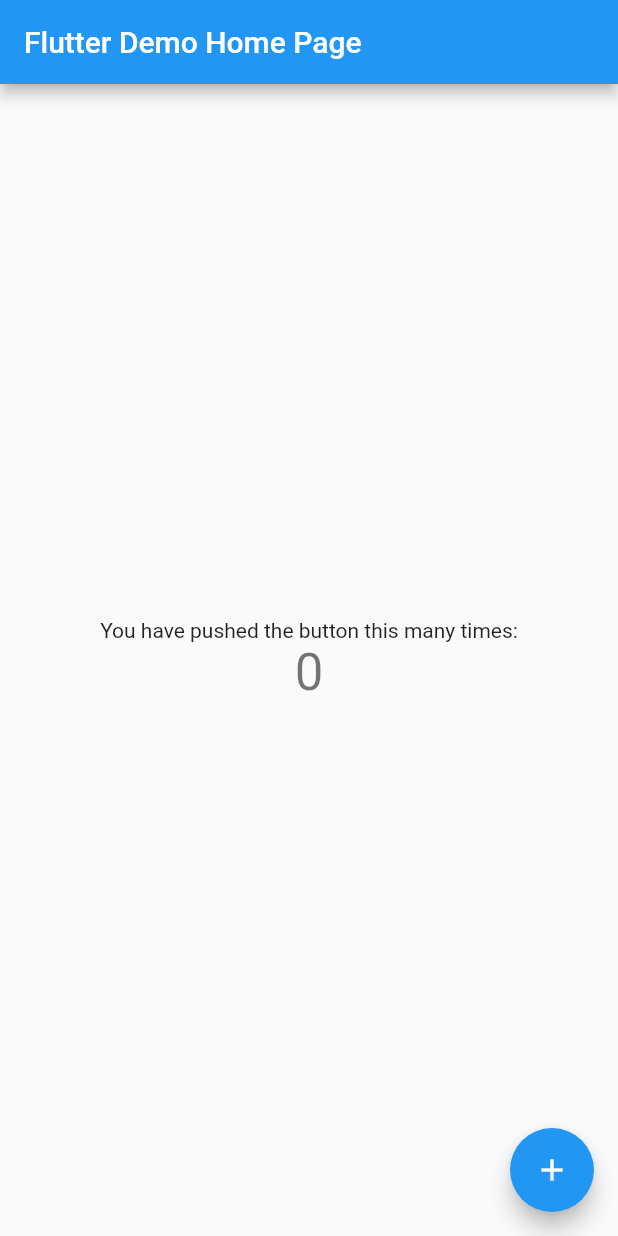
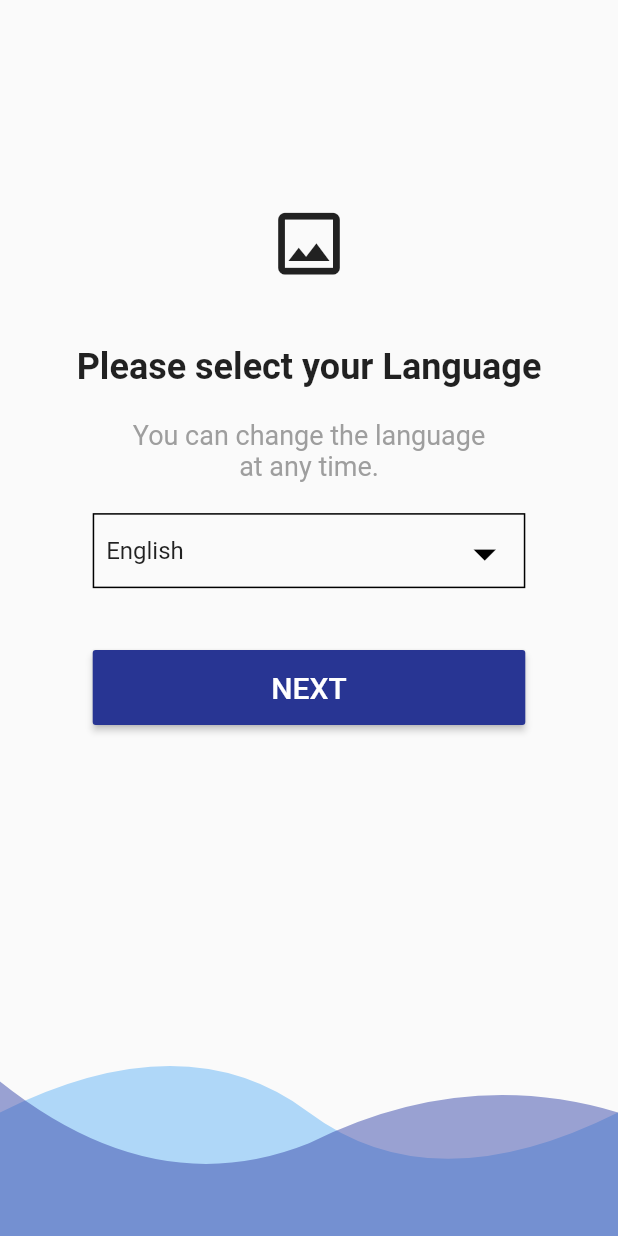
Before and after one commit to ArerehRaj/liveasy_test_app, a Flutter app: the screen it shows after launch, on a phone screen of 412 x 824 dp. Run offline on Flutter 3.47's test engine with Material 2 defaults, Android fonts, the phone set to English and light mode, and no system bars; our stand-ins replace firebase_auth, firebase_core; accounts and stored records are empty.

Commit message:
Added firebase libraries. Designed the UI screen for first page i.e. selecting a language

```diff
--- a/lib/main.dart
+++ b/lib/main.dart
@@ -1,115 +1,44 @@
 import 'package:flutter/material.dart';
+import 'package:firebase_core/firebase_core.dart';
+import 'package:firebase_auth/firebase_auth.dart';
+import './screens/select_language_screen.dart';
 
-void main() {
+void main() async {
+  WidgetsFlutterBinding.ensureInitialized();
+  await Firebase.initializeApp();
   runApp(const MyApp());
 }
 
 class MyApp extends StatelessWidget {
   const MyApp({Key? key}) : super(key: key);
 
-  // This widget is the root of your application.
   @override
   Widget build(BuildContext context) {
     return MaterialApp(
-      title: 'Flutter Demo',
+      title: 'Liveasy App',
       theme: ThemeData(
-        // This is the theme of your application.
-        //
-        // Try running your application with "flutter run". You'll see the
-        // application has a blue toolbar. Then, without quitting the app, try
-        // changing the primarySwatch below to Colors.green and then invoke
-        // "hot reload" (press "r" in the console where you ran "flutter run",
-        // or simply save your changes to "hot reload" in a Flutter IDE).
-        // Notice that the counter didn't reset back to zero; the application
-        // is not restarted.
         primarySwatch: Colors.blue,
       ),
-      home: const MyHomePage(title: 'Flutter Demo Home Page'),
+      home: StreamBuilder(
+        stream: FirebaseAuth.instance.authStateChanges(),
+        builder: (ctx, userSnapShot) {
+          if (userSnapShot.connectionState == ConnectionState.waiting) {
+            return const Center(
+              child: CircularProgressIndicator(),
+            );
+          }
+
+          if (userSnapShot.hasData) {
+            // return const UserProfileScreen();
+            return Container(
+              alignment: Alignment.center,
+              child: const Text('Home'),
+            );
+          }
+
+          return const SelectLanguageScreen();
+        },
+      ),
     );
   }
 }
-
-class MyHomePage extends StatefulWidget {
-  const MyHomePage({Key? key, required this.title}) : super(key: key);
-
-  // This widget is the home page of your application. It is stateful, meaning
-  // that it has a State object (defined below) that contains fields that affect
-  // how it looks.
-
-  // This class is the configuration for the state. It holds the values (in this
-  // case the title) provided by the parent (in this case the App widget) and
-  // used by the build method of the State. Fields in a Widget subclass are
-  // always marked "final".
-
-  final String title;
-
-  @override
-  State<MyHomePage> createState() => _MyHomePageState();
-}
-
-class _MyHomePageState extends State<MyHomePage> {
-  int _counter = 0;
-
-  void _incrementCounter() {
-    setState(() {
-      // This call to setState tells the Flutter framework that something has
-      // changed in this State, which causes it to rerun the build method below
-      // so that the display can reflect the updated values. If we changed
-      // _counter without calling setState(), then the build method would not be
-      // called again, and so nothing would appear to happen.
-      _counter++;
-    });
-  }
-
-  @override
-  Widget build(BuildContext context) {
-    // This method is rerun every time setState is called, for instance as done
-    // by the _incrementCounter method above.
-    //
-    // The Flutter framework has been optimized to make rerunning build methods
-    // fast, so that you can just rebuild anything that needs updating rather
-    // than having to individually change instances of widgets.
-    return Scaffold(
-      appBar: AppBar(
-        // Here we take the value from the MyHomePage object that was created by
-        // the App.build method, and use it to set our appbar title.
-        title: Text(widget.title),
-      ),
-      body: Center(
-        // Center is a layout widget. It takes a single child and positions it
-        // in the middle of the parent.
-        child: Column(
-          // Column is also a layout widget. It takes a list of children and
-          // arranges them vertically. By default, it sizes itself to fit its
-          // children horizontally, and tries to be as tall as its parent.
-          //
-          // Invoke "debug painting" (press "p" in the console, choose the
-          // "Toggle Debug Paint" action from the Flutter Inspector in Android
-          // Studio, or the "Toggle Debug Paint" command in Visual Studio Code)
-          // to see the wireframe for each widget.
-          //
-          // Column has various properties to control how it sizes itself and
-          // how it positions its children. Here we use mainAxisAlignment to
-          // center the children vertically; the main axis here is the vertical
-          // axis because Columns are vertical (the cross axis would be
-          // horizontal).
-          mainAxisAlignment: MainAxisAlignment.center,
-          children: <Widget>[
-            const Text(
-              'You have pushed the button this many times:',
-            ),
-            Text(
-              '$_counter',
-              style: Theme.of(context).textTheme.headline4,
-            ),
-          ],
-        ),
-      ),
-      floatingActionButton: FloatingActionButton(
-        onPressed: _incrementCounter,
-        tooltip: 'Increment',
-        child: const Icon(Icons.add),
-      ), // This trailing comma makes auto-formatting nicer for build methods.
-    );
-  }
-}
--- /dev/null
+++ b/lib/screens/select_language_screen.dart
@@ -0,0 +1,183 @@
+import 'package:flutter/material.dart';
+
+class SelectLanguageScreen extends StatefulWidget {
+  const SelectLanguageScreen({Key? key}) : super(key: key);
+
+  @override
+  State<SelectLanguageScreen> createState() => _SelectLanguageScreenState();
+}
+
+class _SelectLanguageScreenState extends State<SelectLanguageScreen> {
+  @override
+  Widget build(BuildContext context) {
+    final deviceSize = MediaQuery.of(context).size;
+    List items = [
+      'English',
+      'Hindi',
+      'Tamil',
+      'Gujarati',
+    ];
+
+    String? optionValue = items[0];
+
+    return Scaffold(
+      body: Container(
+        height: deviceSize.height,
+        alignment: Alignment.center,
+        child: Column(
+          mainAxisAlignment: MainAxisAlignment.center,
+          children: [
+            const Spacer(),
+            const Icon(
+              Icons.insert_photo_outlined,
+              size: 55,
+            ),
+            SizedBox(
+              height: deviceSize.height * 0.05,
+            ),
+            const Text(
+              'Please select your Language',
+              style: TextStyle(
+                fontWeight: FontWeight.bold,
+                fontSize: 24,
+              ),
+            ),
+            SizedBox(
+              height: deviceSize.height * 0.025,
+            ),
+            const Text(
+              'You can change the language \nat any time.',
+              style: TextStyle(
+                color: Colors.grey,
+                fontSize: 18,
+              ),
+              textAlign: TextAlign.center,
+            ),
+            SizedBox(
+              height: deviceSize.height * 0.025,
+            ),
+            Container(
+              width: deviceSize.width * 0.7,
+              height: 50,
+              padding: const EdgeInsets.all(8),
+              decoration: BoxDecoration(
+                border: Border.all(
+                  color: Colors.black,
+                ),
+              ),
+              child: DropdownButtonHideUnderline(
+                child: DropdownButton(
+                  value: optionValue,
+                  iconSize: 36,
+                  icon: const Icon(
+                    Icons.arrow_drop_down,
+                    color: Colors.black,
+                  ),
+                  isExpanded: true,
+                  items: items.map((item) {
+                    return DropdownMenuItem(
+                      value: item,
+                      child: Text(item),
+                    );
+                  }).toList(),
+                  onChanged: (value) {
+                    setState(() {
+                      optionValue = value.toString();
+                    });
+                  },
+                ),
+              ),
+            ),
+            SizedBox(
+              height: deviceSize.height * 0.05,
+            ),
+            Container(
+              width: deviceSize.width * 0.7,
+              height: 50,
+              child: RaisedButton(
+                color: Colors.indigo.shade800,
+                onPressed: () {},
+                child: const Text(
+                  'NEXT',
+                  style: TextStyle(
+                    fontSize: 20,
+                    color: Colors.white,
+                  ),
+                ),
+              ),
+            ),
+            const Spacer(),
+            Container(
+              child: Stack(
+                children: [
+                  Opacity(
+                    opacity: 0.5,
+                    child: CustomPaint(
+                      size: Size(
+                        deviceSize.width,
+                        deviceSize.height * 0.25,
+                      ),
+                      painter: CurvedPainter(isFirst: true),
+                    ),
+                  ),
+                  Opacity(
+                    opacity: 0.5,
+                    child: CustomPaint(
+                      size: Size(
+                        deviceSize.width,
+                        deviceSize.height * 0.25,
+                      ),
+                      painter: CurvedPainter(isFirst: false),
+                    ),
+                  ),
+                ],
+              ),
+            ),
+          ],
+        ),
+      ),
+    );
+  }
+}
+
+class CurvedPainter extends CustomPainter {
+  final bool isFirst;
+
+  CurvedPainter({required this.isFirst});
+
+  @override
+  void paint(Canvas canvas, Size size) {
+    var paint = Paint()
+      ..color = isFirst ? Colors.blue.shade300 : Colors.indigo.shade600
+      ..strokeWidth = 15;
+
+    var path = Path();
+
+    if (isFirst) {
+      path.moveTo(0, size.height * 0.6);
+      path.quadraticBezierTo(size.width * 0.3, size.height * 0.3,
+          size.width * 0.5, size.height * 0.6);
+      path.quadraticBezierTo(size.width * 0.7, size.height * 0.9,
+          size.width * 1.0, size.height * 0.6);
+      path.lineTo(size.width, size.height);
+      path.lineTo(0, size.height);
+
+      canvas.drawPath(path, paint);
+    } else {
+      path.moveTo(0, size.height * 0.5);
+      path.quadraticBezierTo(size.width * 0.25, size.height * 0.9,
+          size.width * 0.5, size.height * 0.7);
+      path.quadraticBezierTo(size.width * 0.75, size.height * 0.45,
+          size.width * 1.0, size.height * 0.6);
+      path.lineTo(size.width, size.height);
+      path.lineTo(0, size.height);
+
+      canvas.drawPath(path, paint);
+    }
+  }
+
+  @override
+  bool shouldRepaint(CustomPainter oldDelegate) {
+    return true;
+  }
+}
--- a/pubspec.yaml
+++ b/pubspec.yaml
@@ -29,6 +29,9 @@
 dependencies:
   flutter:
     sdk: flutter
+  firebase_core: ^1.8.0
+  firebase_analytics: ^8.3.4
+  firebase_auth: ^3.1.4
 
 
   # The following adds the Cupertino Icons font to your application.
```
Also changed, not shown: pubspec.lock, 3 other files.
